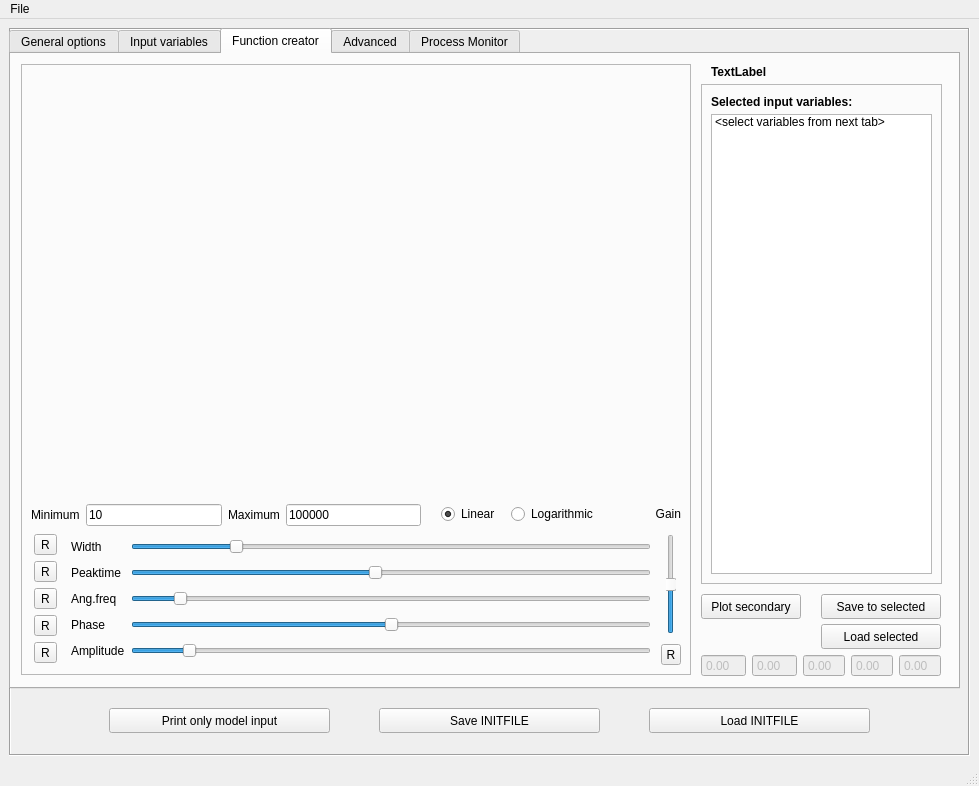
Qt form gui/LSD.ui (pclusius/arca-box) before a commit.
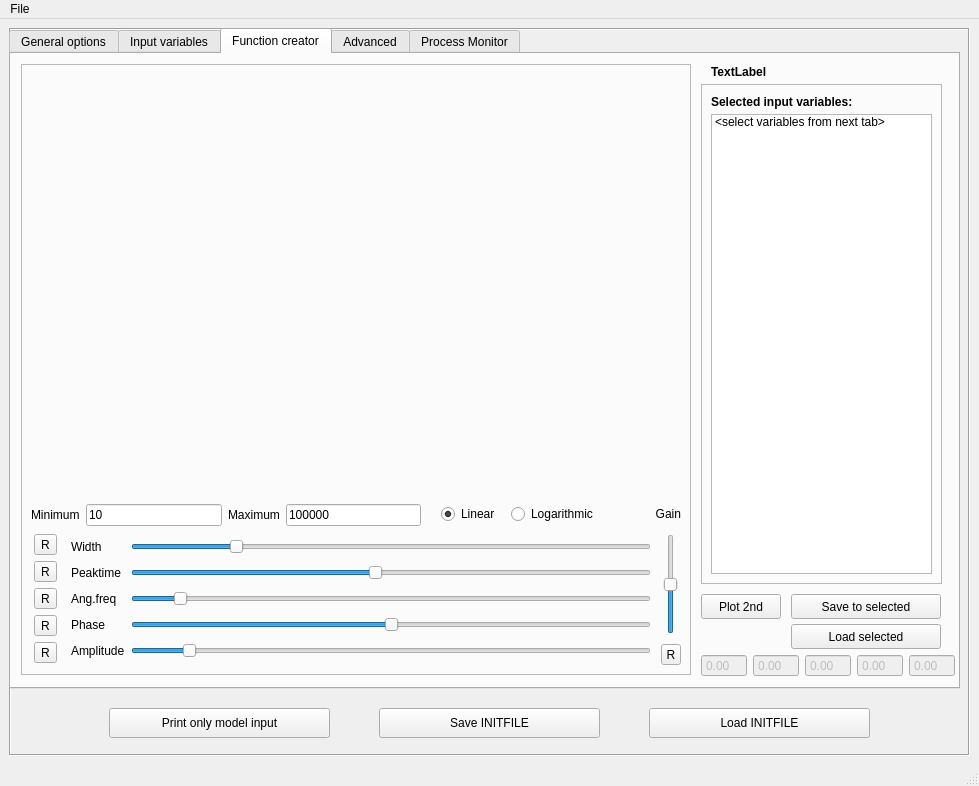
The same form after that commit. The open tabs and pages were chosen to show the change. Custom widgets are drawn as their Qt base class.

The edit to the form file:
```diff
--- a/gui/LSD.ui
+++ b/gui/LSD.ui
@@ -1395,9 +1395,9 @@
        <widget class="QSlider" name="gain">
         <property name="geometry">
          <rect>
-          <x>645</x>
+          <x>640</x>
           <y>470</y>
-          <width>10</width>
+          <width>20</width>
           <height>100</height>
          </rect>
         </property>
@@ -1560,9 +1560,9 @@
       <widget class="QPushButton" name="saveParams">
        <property name="geometry">
         <rect>
-         <x>810</x>
+         <x>780</x>
          <y>540</y>
-         <width>120</width>
+         <width>150</width>
          <height>25</height>
         </rect>
        </property>
@@ -1578,7 +1578,7 @@
         <rect>
          <x>690</x>
          <y>600</y>
-         <width>240</width>
+         <width>254</width>
          <height>23</height>
         </rect>
        </property>
@@ -1655,12 +1655,12 @@
         <rect>
          <x>690</x>
          <y>540</y>
-         <width>100</width>
+         <width>80</width>
          <height>25</height>
         </rect>
        </property>
        <property name="text">
-        <string>Plot secondary</string>
+        <string>Plot 2nd</string>
        </property>
        <property name="checkable">
         <bool>true</bool>
@@ -1669,9 +1669,9 @@
       <widget class="QPushButton" name="loadParams">
        <property name="geometry">
         <rect>
-         <x>810</x>
+         <x>780</x>
          <y>570</y>
-         <width>120</width>
+         <width>150</width>
          <height>25</height>
         </rect>
        </property>
@@ -2674,7 +2674,7 @@
        <x>100</x>
        <y>680</y>
        <width>221</width>
-       <height>25</height>
+       <height>30</height>
       </rect>
      </property>
      <property name="text">
@@ -2687,7 +2687,7 @@
        <x>370</x>
        <y>680</y>
        <width>221</width>
-       <height>25</height>
+       <height>30</height>
       </rect>
      </property>
      <property name="text">
@@ -2700,7 +2700,7 @@
        <x>640</x>
        <y>680</y>
        <width>221</width>
-       <height>25</height>
+       <height>30</height>
       </rect>
      </property>
      <property name="text">
```
Left out of the diff: 8 changed lines with no effect on the pictures.
